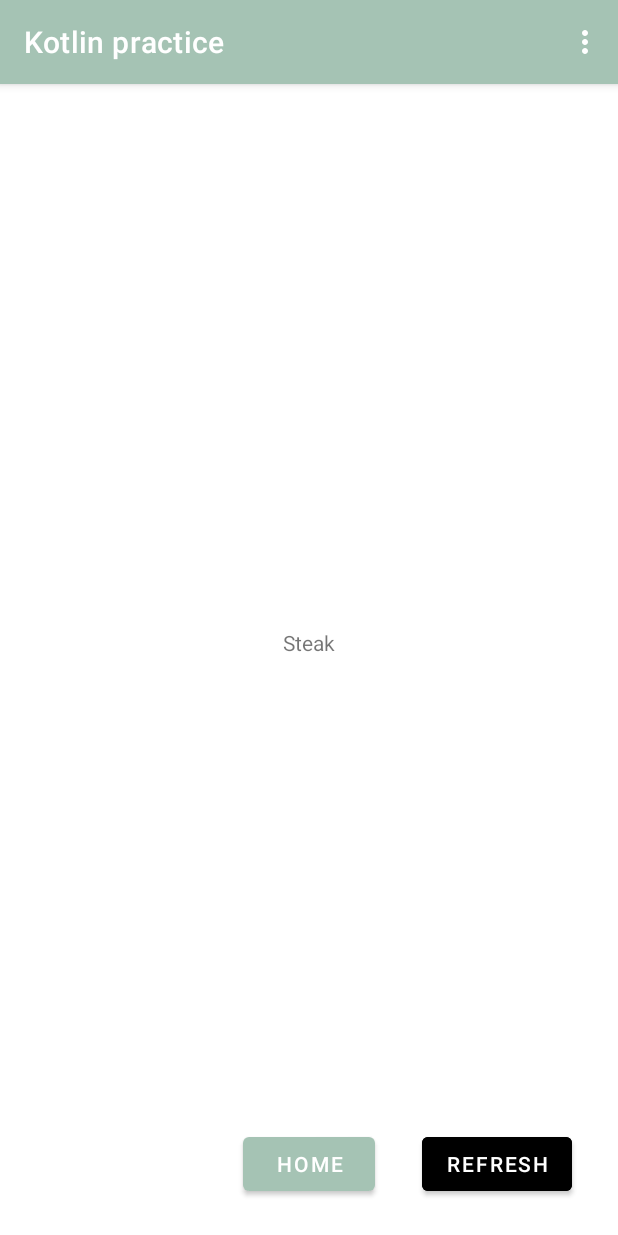
After one commit to curtiskao/kotlinpractice, an Android app: the MoodFragment screen opened through its navigation route, on a phone screen of 412 x 824 dp. The commit adds this screen. Run offline under Robolectric (Android 15) with nearby library versions, the phone set to English and light mode, and no system bars; our stand-ins replace Dagger/Hilt's generated code.

Commit message:
added mood fragment

```diff
--- a/app/src/main/java/com/example/kotlinpractice/HomeFragment.kt
+++ b/app/src/main/java/com/example/kotlinpractice/HomeFragment.kt
@@ -36,6 +36,9 @@ class HomeFragment : Fragment() {
         view.findViewById<Button>(R.id.button_crypto).setOnClickListener {
             findNavController().navigate(R.id.action_HomeFragment_to_CryptoFragment)
         }
+        view.findViewById<Button>(R.id.button_mood).setOnClickListener {
+            findNavController().navigate(R.id.action_HomeFragment_to_MoodFragment)
+        }
 
 
     }
--- /dev/null
+++ b/app/src/main/java/com/example/kotlinpractice/Mood/MoodFragment.kt
@@ -0,0 +1,97 @@
+package com.example.kotlinpractice.Mood
+
+import android.os.Bundle
+import android.util.Log
+import android.view.LayoutInflater
+import android.view.View
+import android.view.ViewGroup
+import android.widget.Button
+import android.widget.TextView
+import androidx.fragment.app.Fragment
+import androidx.lifecycle.ViewModelProvider
+import androidx.navigation.fragment.findNavController
+import com.example.kotlinpractice.Note.NoteViewModel
+import com.example.kotlinpractice.R
+import org.w3c.dom.Text
+import kotlin.random.Random
+
+class MoodFragment: Fragment() {
+
+    private var brandsArray: MutableList<String> = ArrayList()
+    private var foodArray: MutableList<String> = ArrayList()
+    private lateinit var tv_food: TextView
+
+    override fun onCreateView(
+            inflater: LayoutInflater, container: ViewGroup?,
+            savedInstanceState: Bundle?
+    ): View? {
+        // Inflate the layout for this fragment
+        return inflater.inflate(R.layout.fragment_mood, container, false)
+    }
+
+    override fun onViewCreated(view: View, savedInstanceState: Bundle?) {
+        super.onViewCreated(view, savedInstanceState)
+        view.findViewById<Button>(R.id.button_home).setOnClickListener {
+            findNavController().navigate(R.id.action_MoodFragment_toHomeFragment)
+        }
+        view.findViewById<Button>(R.id.button_refresh).setOnClickListener{
+            refresh()
+        }
+        tv_food = view.findViewById(R.id.tv_food)
+
+        loadFood()
+    }
+
+
+    private fun loadData(){
+        brandsArray.add("Nike")
+        brandsArray.add("Vetements")
+        brandsArray.add("Ambush")
+        brandsArray.add("CDG")
+        brandsArray.add("Supreme")
+        brandsArray.add("Palace")
+        brandsArray.add("Needles")
+
+
+    }
+
+    private fun loadFood(){
+        foodArray.add("Sushi")
+        foodArray.add("FastFood")
+        foodArray.add("Pho")
+        foodArray.add("Pasta")
+        foodArray.add("Acai Bowl")
+        foodArray.add("Indian")
+        foodArray.add("Tacos")
+        foodArray.add("Taiwanese")
+        foodArray.add("American")
+        foodArray.add("Hotpot")
+        foodArray.add("Salad")
+        foodArray.add("Dim sum")
+        foodArray.add("Steak")
+        foodArray.add("Fruits")
+        foodArray.add("Tofu Soup")
+        foodArray.add("Korean BBQ")
+        foodArray.add("Yakitori")
+        foodArray.add("Seafood")
+        foodArray.add("Curry")
+        foodArray.add("Donburi")
+        foodArray.add("Korean")
+        foodArray.add("Mediterranean")
+        foodArray.add("Japanese")
+
+        genRandomFood()
+    }
+
+    private fun genRandomFood(){
+        val size = foodArray.size
+        val randomNum = Random.nextInt(0,size)
+        tv_food.text = foodArray.get(randomNum)
+    }
+
+    private fun refresh(){
+        genRandomFood()
+    }
+
+
+}
--- a/app/src/main/res/layout/fragment_crypto.xml
+++ b/app/src/main/res/layout/fragment_crypto.xml
@@ -111,16 +111,5 @@
         app:layout_constraintStart_toStartOf="parent"
         />
 
-    <Button
-        android:id="@+id/button_deleteAll"
-        android:layout_width="wrap_content"
-        android:layout_height="wrap_content"
-        android:text=".???"
-        android:layout_marginBottom="24dp"
-        android:backgroundTint="@color/blue"
-        app:layout_constraintStart_toEndOf="@id/button_home"
-        app:layout_constraintBottom_toBottomOf="parent"
-        app:layout_constraintEnd_toEndOf="parent"
-        />
 
 </androidx.constraintlayout.widget.ConstraintLayout>
--- a/app/src/main/res/layout/fragment_home.xml
+++ b/app/src/main/res/layout/fragment_home.xml
@@ -57,4 +57,16 @@
         app:layout_constraintStart_toStartOf="parent"
         app:layout_constraintEnd_toStartOf="@id/button_note"
         />
+
+    <Button
+        android:id="@+id/button_mood"
+        android:layout_width="wrap_content"
+        android:layout_height="wrap_content"
+        android:text="Mood"
+        android:backgroundTint="@color/black"
+        android:layout_marginBottom="24dp"
+        app:layout_constraintBottom_toBottomOf="parent"
+        app:layout_constraintStart_toEndOf="@id/button_note"
+        app:layout_constraintEnd_toEndOf="parent"
+        />
 </androidx.constraintlayout.widget.ConstraintLayout>
--- /dev/null
+++ b/app/src/main/res/layout/fragment_mood.xml
@@ -0,0 +1,45 @@
+<?xml version="1.0" encoding="utf-8"?>
+<androidx.constraintlayout.widget.ConstraintLayout xmlns:android="http://schemas.android.com/apk/res/android"
+    xmlns:app="http://schemas.android.com/apk/res-auto"
+    xmlns:tools="http://schemas.android.com/tools"
+    android:layout_width="match_parent"
+    android:layout_height="match_parent"
+    tools:context=".Mood.MoodFragment">
+
+    <TextView
+        android:id="@+id/tv_food"
+        android:layout_width="wrap_content"
+        android:layout_height="wrap_content"
+        android:text="Food"
+        android:layout_marginBottom="24dp"
+        app:layout_constraintTop_toTopOf="parent"
+        app:layout_constraintBottom_toBottomOf="parent"
+        app:layout_constraintEnd_toEndOf="parent"
+        app:layout_constraintStart_toStartOf="parent"
+        />
+
+
+    <Button
+        android:id="@+id/button_home"
+        android:layout_width="wrap_content"
+        android:layout_height="wrap_content"
+        android:text="Home"
+        android:layout_marginBottom="24dp"
+        app:layout_constraintBottom_toBottomOf="parent"
+        app:layout_constraintEnd_toEndOf="parent"
+        app:layout_constraintStart_toStartOf="parent"
+        />
+
+    <Button
+        android:id="@+id/button_refresh"
+        android:layout_width="wrap_content"
+        android:layout_height="wrap_content"
+        android:text="Refresh"
+        android:layout_marginBottom="24dp"
+        android:backgroundTint="@color/black"
+        app:layout_constraintStart_toEndOf="@id/button_home"
+        app:layout_constraintBottom_toBottomOf="parent"
+        app:layout_constraintEnd_toEndOf="parent"
+        />
+
+</androidx.constraintlayout.widget.ConstraintLayout>
--- a/app/src/main/res/navigation/nav_graph.xml
+++ b/app/src/main/res/navigation/nav_graph.xml
@@ -36,5 +36,19 @@
         <action
             android:id="@+id/action_HomeFragment_to_CryptoFragment"
             app:destination="@id/CryptoFragment" />
+        <action
+            android:id="@+id/action_HomeFragment_to_MoodFragment"
+            app:destination="@id/MoodFragment" />
     </fragment>
+
+    <fragment
+        android:id="@+id/MoodFragment"
+        android:name="com.example.kotlinpractice.Mood.MoodFragment"
+        tools:layout="@layout/fragment_mood">
+        <action
+            android:id="@+id/action_MoodFragment_toHomeFragment"
+            app:destination="@id/HomeFragment" />
+    </fragment>
+
+
 </navigation>
```
